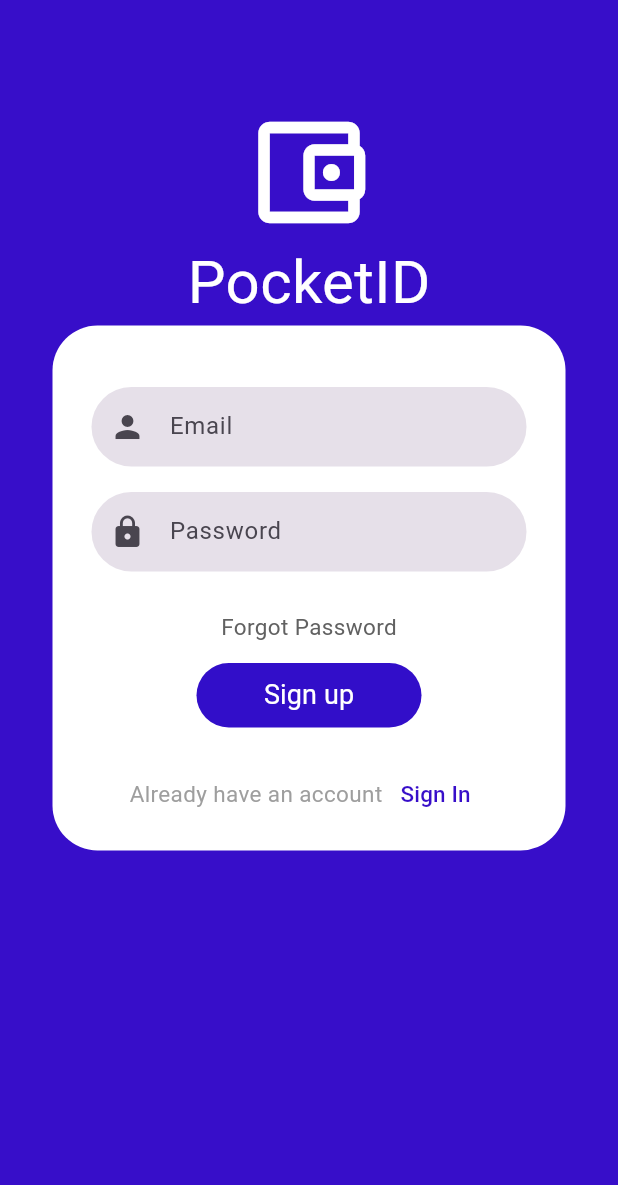
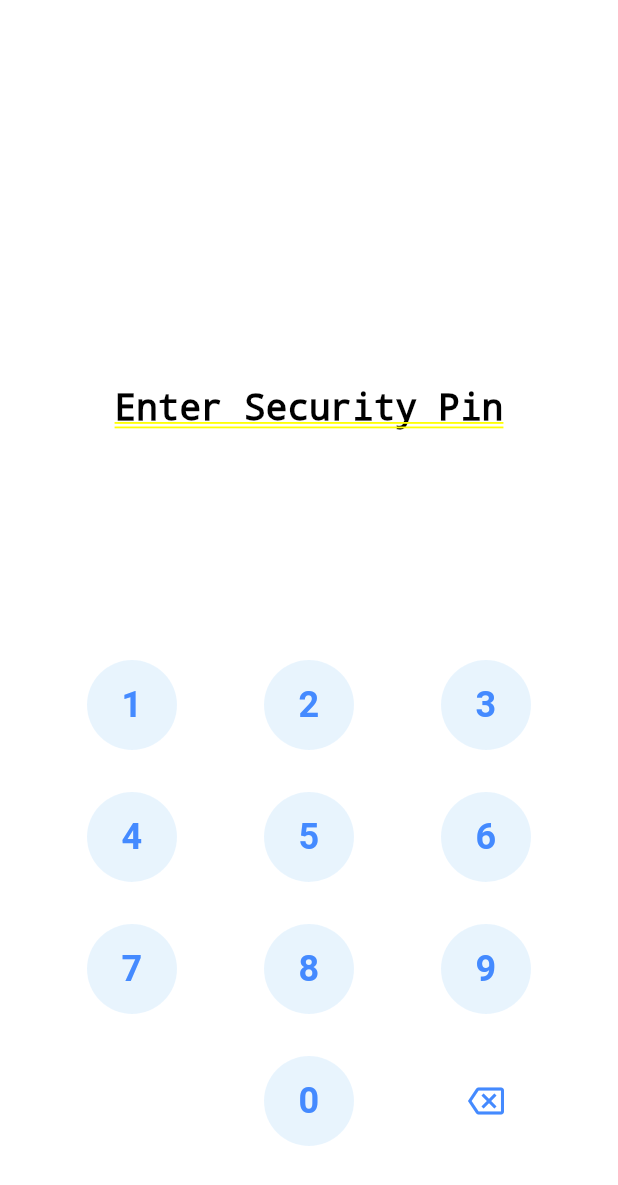
Before and after one commit to AnandDaga/DigiLocker, a Flutter app: the screen it shows after launch, on a phone screen of 412 x 824 dp. Shown: the top 1185 px of the screen. Run offline on Flutter 3.47's test engine with Material 3 defaults, Android fonts, the phone set to English and light mode, and no system bars; our stand-ins replace cached_network_image, carousel_slider, flutter_easyloading, get.

Commit message:
Day 13 -> SplashScreen Security CheckPin Integration

```diff
--- /dev/null
+++ b/lib/SplashScreen/checkPin.dart
@@ -0,0 +1,164 @@
+import 'package:flutter/material.dart';
+import 'package:get/utils.dart';
+
+class CheckPin extends StatefulWidget {
+  const CheckPin({super.key});
+
+  @override
+  State<CheckPin> createState() => _CheckPinState();
+}
+
+class _CheckPinState extends State<CheckPin> {
+  @override
+  Widget build(BuildContext context) {
+    return OtpScreen();
+  }
+}
+
+class OtpScreen extends StatefulWidget {
+  const OtpScreen({super.key});
+
+  @override
+  State<OtpScreen> createState() => _OtpScreenState();
+}
+
+class _OtpScreenState extends State<OtpScreen> {
+  @override
+  Widget build(BuildContext context) {
+    return SafeArea(
+      // backgroundColor: Colors.white,
+      child: Column(
+        children: [
+          Expanded(
+            child: Container(
+              color: Colors.white,
+              alignment: const Alignment(0, 0.5),
+              padding: const EdgeInsets.symmetric(horizontal: 16),
+              child: Column(
+                mainAxisSize: MainAxisSize.min,
+                children: [
+                  buildSecurityText(),
+                  const SizedBox(height: 40),
+                ],
+              ),
+            ),
+          ),
+          buildNumberPad(),
+        ],
+      ),
+    );
+  }
+
+  buildNumberPad() {
+    return Expanded(
+      child: Container(
+        alignment: Alignment.bottomCenter,
+        padding: EdgeInsets.only(bottom: 32),
+        child: Column(
+          mainAxisAlignment: MainAxisAlignment.spaceEvenly,
+          children: [
+            Row(
+              mainAxisAlignment: MainAxisAlignment.spaceEvenly,
+              children: [
+                KeyboardNumber(n: 1, onPressed: () {}),
+                KeyboardNumber(n: 2, onPressed: () {}),
+                KeyboardNumber(n: 3, onPressed: () {}),
+              ],
+            ),
+            Row(
+              mainAxisAlignment: MainAxisAlignment.spaceEvenly,
+              children: [
+                KeyboardNumber(n: 4, onPressed: () {}),
+                KeyboardNumber(n: 5, onPressed: () {}),
+                KeyboardNumber(n: 6, onPressed: () {}),
+              ],
+            ),
+            Row(
+              mainAxisAlignment: MainAxisAlignment.spaceEvenly,
+              children: [
+                KeyboardNumber(n: 7, onPressed: () {}),
+                KeyboardNumber(n: 8, onPressed: () {}),
+                KeyboardNumber(n: 9, onPressed: () {}),
+              ],
+            ),
+            Row(
+              mainAxisAlignment: MainAxisAlignment.spaceEvenly,
+              children: [
+                Container(
+                  width: 60,
+                  child: MaterialButton(onPressed: null, child: SizedBox()),
+                ),
+                KeyboardNumber(n: 0, onPressed: () {}),
+                Container(
+                  width: 60,
+                  child: MaterialButton(
+                    height: 60,
+                    shape: RoundedRectangleBorder(
+                      borderRadius: BorderRadius.circular(60),
+                    ),
+                    onPressed: () {},
+                    child: Icon(
+                      Icons.backspace_outlined,
+                      color: Colors.blueAccent,
+                    ),
+                  ),
+                ),
+              ],
+            ),
+
+            // KeyboardNumber(n: 4, onPressed: () {}),
+            // KeyboardNumber(n: 5, onPressed: () {}),
+          ],
+        ),
+      ),
+    );
+  }
+}
+
+class buildSecurityText extends StatelessWidget {
+  const buildSecurityText({
+    super.key,
+  });
+
+  @override
+  Widget build(BuildContext context) {
+    return Text("Enter Security Pin", style: TextStyle(
+      color:Colors.black,
+      fontSize: 24,
+      fontWeight: FontWeight.bold,
+    ),);
+  }
+}
+
+class KeyboardNumber extends StatelessWidget {
+  const KeyboardNumber({super.key, required this.n, required this.onPressed});
+  final int n;
+  final Function() onPressed;
+  @override
+  Widget build(BuildContext context) {
+    return Container(
+      width: 60,
+      height: 60,
+      decoration: BoxDecoration(
+        shape: BoxShape.circle,
+        color: Color.fromRGBO(33, 150, 243, 0.1),
+      ),
+      alignment: Alignment.center,
+      child: MaterialButton(
+        padding: EdgeInsets.all(8),
+        onPressed: onPressed,
+        shape: RoundedRectangleBorder(borderRadius: BorderRadius.circular(60)),
+        height: 60,
+        child: Text(
+          "$n",
+          textAlign: TextAlign.center,
+          style: TextStyle(
+            fontSize: 24,
+            color: Colors.blueAccent,
+            fontWeight: FontWeight.bold,
+          ),
+        ),
+      ),
+    );
+  }
+}
--- a/lib/main.dart
+++ b/lib/main.dart
@@ -1,6 +1,8 @@
 import "package:digilocker/SplashScreen/SplashScreen.dart";
+import "package:digilocker/SplashScreen/checkPin.dart";
 import "package:digilocker/utilities/themeChanger.dart";
 import "package:flutter/material.dart";
+import "package:flutter_easyloading/flutter_easyloading.dart";
 import 'package:provider/provider.dart';
 
 void main() {
@@ -11,7 +13,24 @@ void main() {
       child: const MyApp(),
     ),
   );
+  configLoading();
 }
+void configLoading() {
+   EasyLoading.instance
+     ..displayDuration = const Duration(milliseconds: 2000)
+     ..indicatorType = EasyLoadingIndicatorType.fadingCircle
+     ..loadingStyle = EasyLoadingStyle.dark
+     ..indicatorSize = 45.0
+     ..radius = 10.0
+     ..progressColor = Colors.yellow
+     ..backgroundColor = Colors.green
+     ..indicatorColor = Colors.yellow
+     ..textColor = Colors.yellow
+     ..maskColor = Colors.blue.withOpacity(0.5)
+     ..userInteractions = true
+     ..dismissOnTap = false;
+   // ..customAnimation = CustomAnimation();
+ }
 
 class MyApp extends StatelessWidget {
   const MyApp({super.key});
@@ -25,8 +44,9 @@ class MyApp extends StatelessWidget {
           title: "PocketID",
           debugShowCheckedModeBanner: false,
           theme: ThemeData.light(),
-          darkTheme: ThemeData.dark(),
-          home: SplashScreen(),
+          darkTheme: ThemeData.light(),
+          home: CheckPin(),
+          builder: EasyLoading.init(),
         );
       },
     );
--- a/pubspec.yaml
+++ b/pubspec.yaml
@@ -39,6 +39,7 @@ dependencies:
   google_fonts: ^6.2.1
   carousel_slider: ^5.0.0
   cached_network_image: ^3.4.1
+  flutter_easyloading: ^3.0.5
 
 dev_dependencies:
   flutter_test:
```
Also changed, not shown: pubspec.lock.
